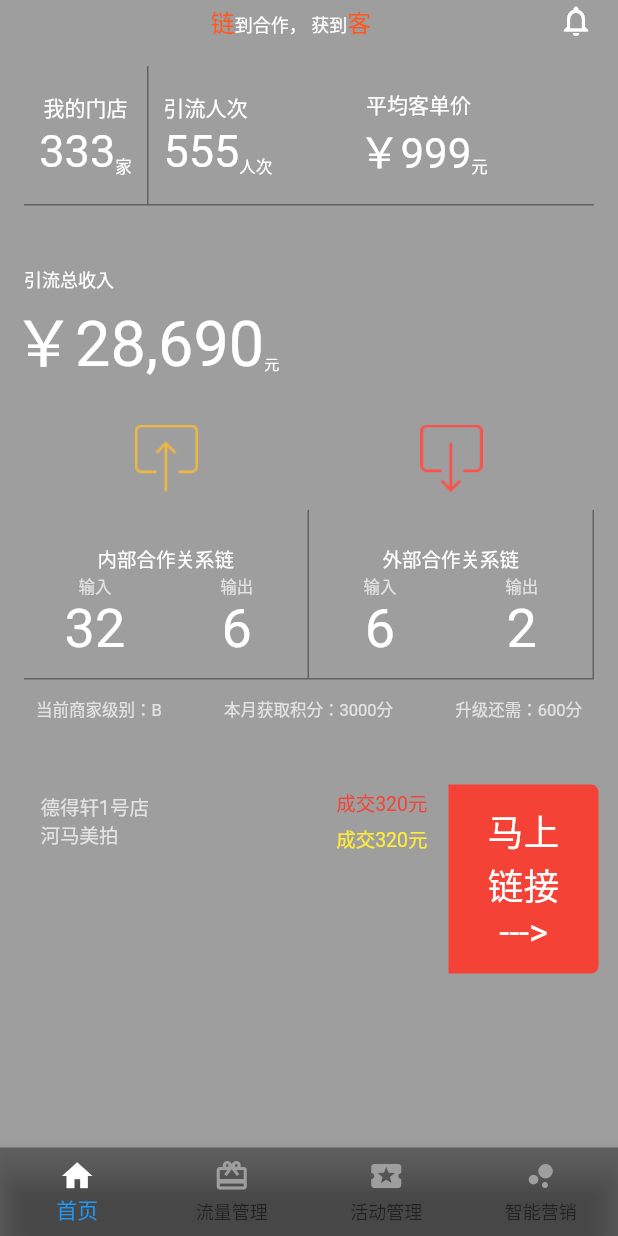
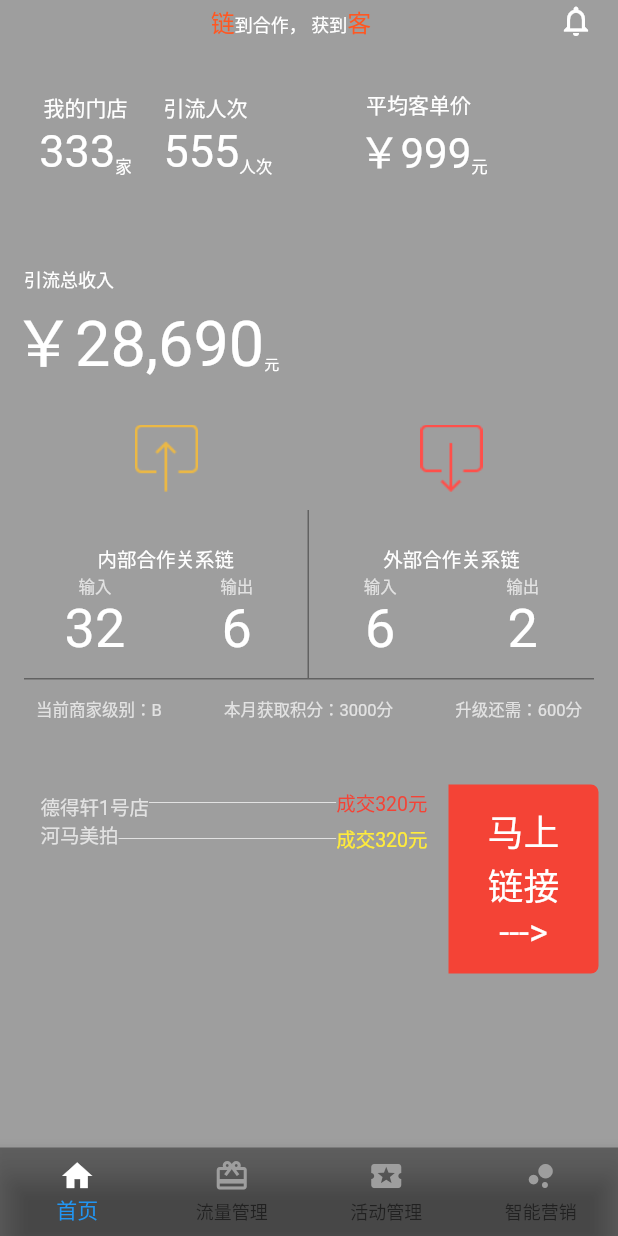
Before and after one commit to loveto2/lianke, a Flutter app: the screen it shows after launch, on a phone screen of 412 x 824 dp. Run offline on Flutter 3.47's test engine with Material 2 defaults, Android fonts, the phone set to English and light mode, and no system bars; network calls fail.

Commit message:
second commit

```diff
--- a/lib/src/pages/home_page.dart
+++ b/lib/src/pages/home_page.dart
@@ -65,14 +65,14 @@ class _HomePageState extends State<HomePage> {
           margin: EdgeInsets.all(16.0),
           decoration: BoxDecoration(
               border: Border(
-                  bottom: BorderSide(color: Colors.black38, width: 1.0))),
+                  bottom: BorderSide(color: Colors.grey, width: 1.0))),
           child: Row(
             children: <Widget>[
               Container(
                 width: 83.0,
                 decoration: BoxDecoration(
                     border: Border(
-                        right: BorderSide(color: Colors.black38, width: 1.0))),
+                        right: BorderSide(color: Colors.grey, width: 1.0))),
                 child: Column(
                   mainAxisAlignment: MainAxisAlignment.center,
                   crossAxisAlignment: CrossAxisAlignment.center,
@@ -282,10 +282,6 @@ class _HomePageState extends State<HomePage> {
                             ))),
                     Expanded(
                         child: Container(
-                            decoration: BoxDecoration(
-                                border: Border(
-                                    right: BorderSide(
-                                        color: Colors.black38, width: 1.0))),
                             padding: EdgeInsets.only(top: 23.0),
                             child: Column(
                               children: <Widget>[
@@ -394,7 +390,7 @@ class _HomePageState extends State<HomePage> {
                             ),
                             Expanded(
                                 child: Container(
-                                  child: Text('------------', style: TextStyle(color: Colors.grey)),
+                                  child: Divider(height: 1.0, color: Colors.white70,)
                                 )
                             ),
                             Container(
@@ -412,7 +408,7 @@ class _HomePageState extends State<HomePage> {
                             ),
                             Expanded(
                                 child: Container(
-                                  child: Text('---------------', style: TextStyle(color: Colors.grey)),
+                                  child: Divider(height: 1.0, color: Colors.white70,)
                                 )
                             ),
                             Container(
```
Also changed, not shown: pubspec.lock, 3 other files.
